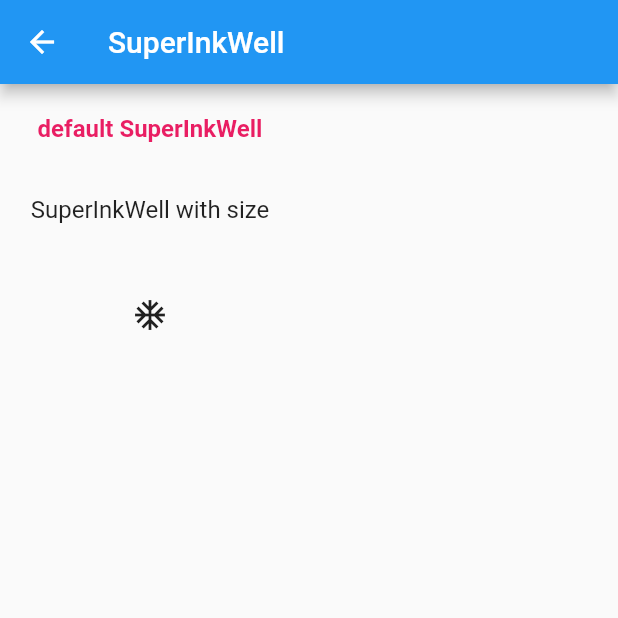
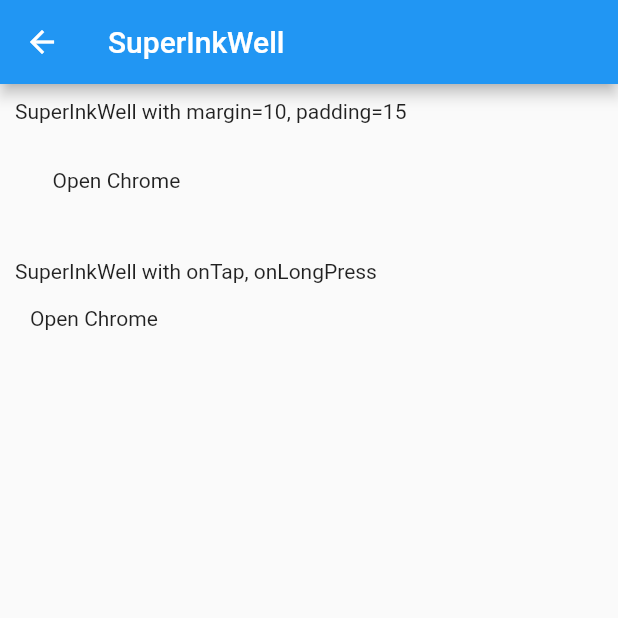
Before and after one commit to fluttervn/super_widgets, a Flutter app: the SuperInkWellPage screen opened directly, on a phone screen of 412 x 824 dp, the top half of it. Run offline on Flutter 3.47's test engine with Material 2 defaults, Android fonts, the phone set to English and light mode, and no system bars; our stand-ins replace fluttertoast.

Commit message:
Add sample for `SuperInkWell`

```diff
--- a/example/lib/main.dart
+++ b/example/lib/main.dart
@@ -49,11 +49,11 @@ class MyHomePage extends StatelessWidget {
     'SuperIcon': SuperIconPage(),
     'SuperIconButton': SuperIconButtonPage(),
     'SuperIndexedStack': SuperIndexedStackPage(),
+    'SuperInkWell': SuperInkWellPage(),
     'SuperStack': SuperStackPage(),
     'SuperRow': SuperRowPage(),
     'SuperRaisedButton': SuperRaisedButtonPage(),
     'SuperText': SuperTextPage(),
-    'SuperInkWell': SuperInkWellPage(),
     'SuperScrollViewContainer': SuperScrollViewContainerPage(),
     'SuperScrollViewColumn': SuperScrollViewColumnPage(),
     'SuperScrollViewRow': SuperScrollViewRowPage(),
--- a/example/lib/super_inkwell_page.dart
+++ b/example/lib/super_inkwell_page.dart
@@ -1,9 +1,9 @@
 import 'package:flutter/material.dart';
 import 'package:flutter/widgets.dart';
-import 'package:super_widgets/super_inkwell.dart';
+import 'package:fluttertoast/fluttertoast.dart';
 import 'package:super_widgets/super_widgets.dart';
 
-/// SuperInkWell demo
+/// SuperInkWell sample
 class SuperInkWellPage extends StatelessWidget {
   @override
   Widget build(BuildContext context) {
@@ -17,42 +17,44 @@ class SuperInkWellPage extends StatelessWidget {
 
   /// Content of this page
   Widget buildBody(BuildContext context) {
-    return SuperColumn(
-      children: [
-        SizedBox(height: 20),
-        SuperInkWell(
-          alignment: Alignment.center,
-          child: Text(
-            'default SuperInkWell',
-            style: TextStyle(
-              fontSize: 16,
-              color: Colors.pink,
-              fontWeight: FontWeight.bold,
-            ),
+    void onPressed() {
+      Fluttertoast.showToast(msg: 'action onPressed');
+    }
+
+    return SuperScrollViewColumn(
+      padding: EdgeInsets.all(10),
+      mainAxisSize: MainAxisSize.max,
+      crossAxisAlignment: CrossAxisAlignment.start,
+      children: <Widget>[
+        ..._wrapInRow(
+          description: 'SuperInkWell with margin=10, padding=15',
+          widget: SuperInkWell(
+            margin: EdgeInsets.all(10),
+            padding: EdgeInsets.all(15),
+            child: Text('Open Chrome'),
           ),
         ),
-        SizedBox(height: 20),
-        SuperInkWell(
-          padding: EdgeInsets.all(10),
-          width: 200,
-          height: 50,
-          alignment: Alignment.center,
-          child: Text(
-            'SuperInkWell with size',
-            style: TextStyle(fontSize: 16),
-          ),
-        ),
-        SizedBox(height: 20),
-        SuperInkWell(
-          padding: EdgeInsets.all(10),
-          width: 50,
-          height: 50,
-          alignment: Alignment.center,
-          child: Icon(
-            Icons.ac_unit,
+        ..._wrapInRow(
+          description: 'SuperInkWell with onTap, onLongPress',
+          widget: SuperInkWell(
+            margin: EdgeInsets.all(10),
+            onTap: onPressed,
+            onLongPress: () {
+              Fluttertoast.showToast(msg: 'action onLongPress');
+            },
+            child: Text('Open Chrome'),
           ),
         ),
       ],
     );
   }
+
+  List<Widget> _wrapInRow({String description, Widget widget}) {
+    return [
+      Text(description),
+      SizedBox(height: 5),
+      widget,
+      SizedBox(height: 20),
+    ];
+  }
 }
```
